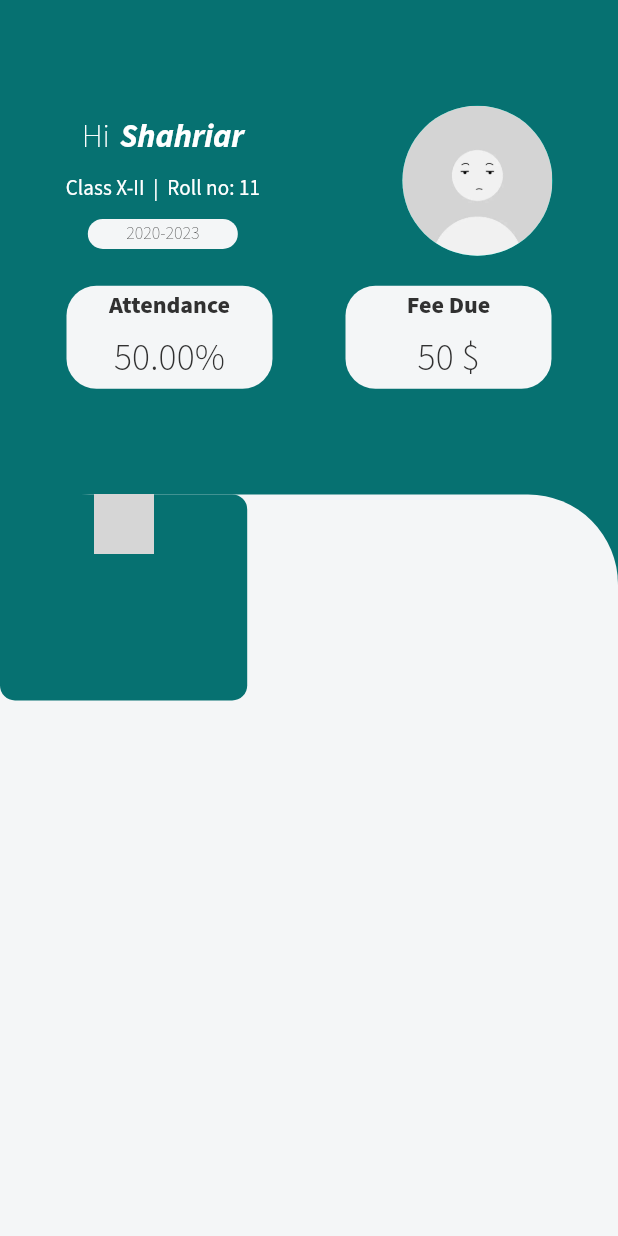
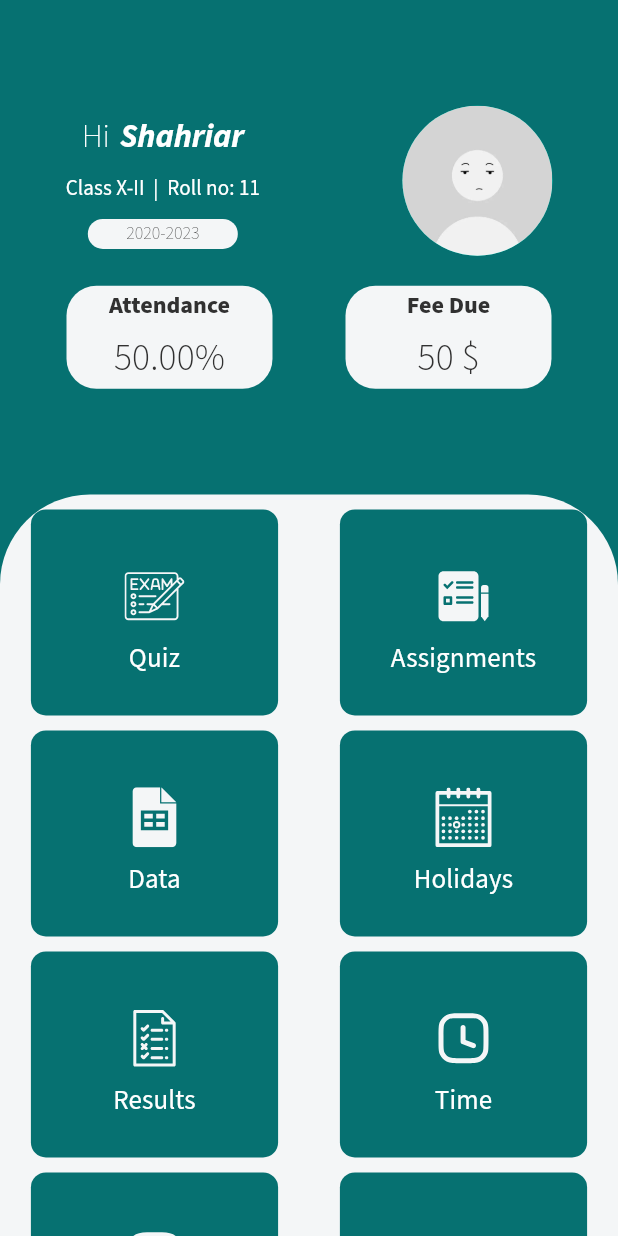
Before and after one commit to ShahriarHq/Flutter_project_school_management_system, a Flutter app: the HomeScreen screen opened by its route, on a phone screen of 412 x 824 dp. Run offline on Flutter 3.47's test engine with Material 2 defaults, Android fonts, the phone set to English and light mode, and no system bars; our stand-ins replace flutter_svg, google_fonts; grey boxes are pictures that could not be loaded.

Commit message:
home screen updated

```diff
--- a/lib/screens/home_screen/home_screen.dart
+++ b/lib/screens/home_screen/home_screen.dart
@@ -195,28 +195,105 @@ class HomeScreen extends StatelessWidget {
                   )),
               child: ListView(
                 children: [
+
                   Row(
+                    mainAxisAlignment: MainAxisAlignment.spaceAround,
                     children: [
-                      Container(
-                        width: MediaQuery.of(context).size.width / 2.5,
-                        height: MediaQuery.of(context).size.height / 6,
-                        decoration: BoxDecoration(
-                          color: kPrimaryColor,
-                          borderRadius:
-                              BorderRadius.circular(kDefaultPadding / 2),
-                        ),
-                        child: Column(
-                          children: [
-                            Image.asset(
-                              'assets/icons/ask.png',
-                              height: 40,
-                              width: 40,
-                            ),
-                          ],
-                        ),
+                      HomeCard(
+                        onPress: (){},
+                        icon: 'assets/icons/quiz.svg',
+                        title: 'Quiz',
                       ),
+                      HomeCard(
+                        onPress: (){},
+                        icon: 'assets/icons/assignment.svg',
+                        title: 'Assignments',
+                      ),
+
                     ],
-                  )
+                  ),
+                  Row(
+                    mainAxisAlignment: MainAxisAlignment.spaceAround,
+                    children: [
+                      HomeCard(
+                        onPress: (){},
+                        icon: 'assets/icons/datasheet.svg',
+                        title: 'Data',
+                      ),
+                      HomeCard(
+                        onPress: (){},
+                        icon: 'assets/icons/calender.svg',
+                        title: 'Holidays',
+                      ),
+
+                    ],
+                  ),
+                  Row(
+                    mainAxisAlignment: MainAxisAlignment.spaceAround,
+                    children: [
+                      HomeCard(
+                        onPress: (){},
+                        icon: 'assets/icons/results.svg',
+                        title: 'Results',
+                      ),
+                      HomeCard(
+                        onPress: (){},
+                        icon: 'assets/icons/time.svg',
+                        title: 'Time',
+                      ),
+
+                    ],
+                  ),
+                  Row(
+                    mainAxisAlignment: MainAxisAlignment.spaceAround,
+                    children: [
+                      HomeCard(
+                        onPress: (){},
+                        icon: 'assets/icons/gallery.svg',
+                        title: 'Gallery',
+                      ),
+                      HomeCard(
+                        onPress: (){},
+                        icon: 'assets/icons/event.svg',
+                        title: 'Events',
+                      ),
+
+                    ],
+                  ),
+
+                  Row(
+                    mainAxisAlignment: MainAxisAlignment.spaceAround,
+                    children: [
+                      HomeCard(
+                        onPress: (){},
+                        icon: 'assets/icons/ask.svg',
+                        title: 'Ask',
+                      ),
+                      HomeCard(
+                        onPress: (){},
+                        icon: 'assets/icons/password.svg',
+                        title: 'Change\nPassword',
+                      ),
+
+                    ],
+                  ),
+
+                  Row(
+                    mainAxisAlignment: MainAxisAlignment.spaceAround,
+                    children: [
+                      HomeCard(
+                        onPress: (){},
+                        icon: 'assets/icons/application.svg',
+                        title: 'Leave\nApplication',
+                      ),
+                      HomeCard(
+                        onPress: (){},
+                        icon: 'assets/icons/logout.svg',
+                        title: 'Logout',
+                      ),
+
+                    ],
+                  ),
                 ],
               ),
             ),
@@ -226,3 +303,50 @@ class HomeScreen extends StatelessWidget {
     ));
   }
 }
+
+
+class HomeCard extends StatelessWidget {
+  const HomeCard({Key? key, required this.onPress, required this.icon, required this.title}) : super(key: key);
+  final VoidCallback onPress;
+  final String icon;
+  final String title;
+
+  @override
+  Widget build(BuildContext context) {
+    return InkWell(
+      child: Container(
+        margin: EdgeInsets.only(top: kDefaultPadding/2),
+        width: MediaQuery.of(context).size.width / 2.5,
+        height: MediaQuery.of(context).size.height / 6,
+        decoration: BoxDecoration(
+          color: kPrimaryColor,
+          borderRadius:
+          BorderRadius.circular(kDefaultPadding / 2),
+        ),
+        child: Column(
+          mainAxisAlignment: MainAxisAlignment.spaceEvenly,
+          crossAxisAlignment: CrossAxisAlignment.center,
+          children: [
+            const SizedBox(
+              height: kDefaultPadding,
+            ),
+            SvgPicture.asset(
+              icon,
+              height: 40,
+              width: 40,
+              color: kOtherColor,
+            ),
+            Text(
+              title,
+              textAlign: TextAlign.center,
+              style: Theme.of(context).textTheme.subtitle2,
+            ),
+            const SizedBox(
+              height: kDefaultPadding / 3,
+            )
+          ],
+        ),
+      ),
+    );
+  }
+}
--- a/pubspec.yaml
+++ b/pubspec.yaml
@@ -59,6 +59,7 @@ flutter:
   assets:
     - assets/icons/logo.png
     - assets/images/
+    - assets/icons/
 
   # The following line ensures that the Material Icons font is
   # included with your application, so that you can use the icons in
```
Also changed, not shown: assets/icons/application.svg (added), assets/icons/assignment.svg (added), assets/icons/calender.svg (added), assets/icons/datasheet.svg (added), assets/icons/event.svg (added), assets/icons/gallery.svg (added), assets/icons/letter-box-winter-snow-svgrepo-com.svg (added), assets/icons/logout.svg (added), assets/icons/password.svg (added), assets/icons/quiz.svg (added), assets/icons/results.svg (added), assets/icons/time.svg (added), pubspec.lock, 6 other files.
